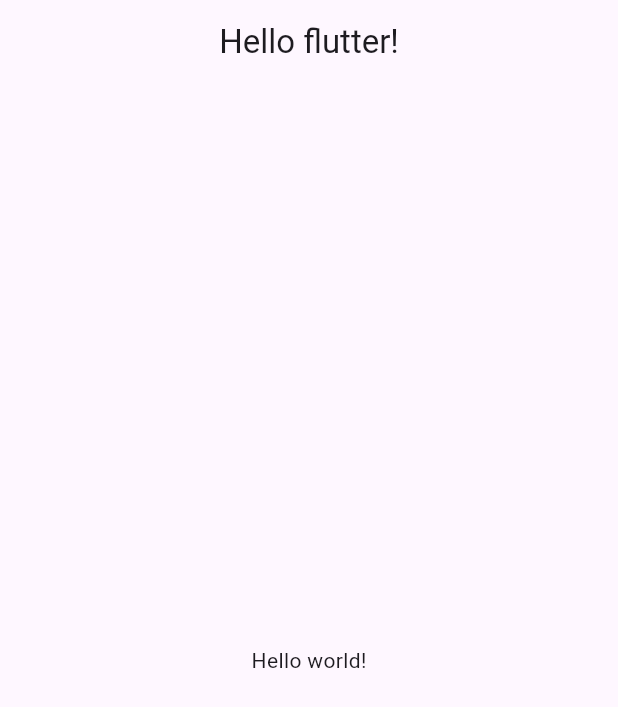
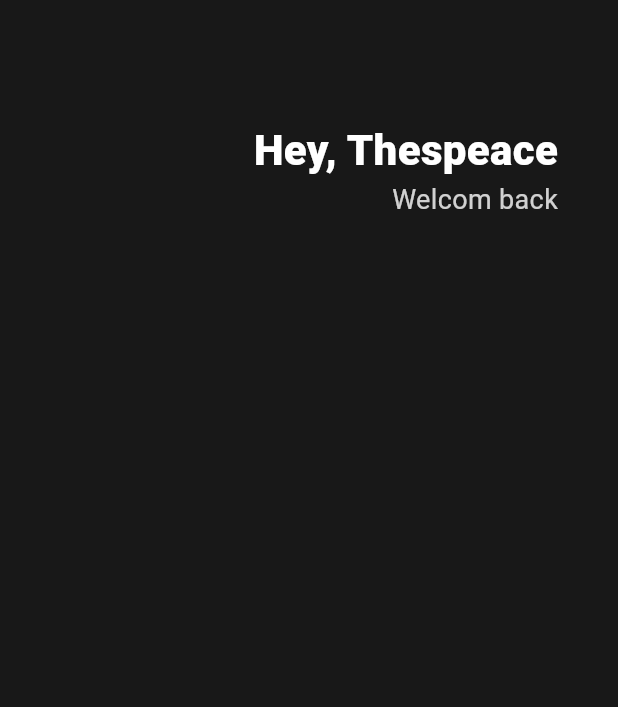
Before and after one commit to thespeace/learn_flutter_starter, a Flutter app: the screen it shows after launch, on a phone screen of 412 x 824 dp. Shown: the top 707 px of the screen. Run offline on Flutter 3.47's test engine with Material 3 defaults, Android fonts, the phone set to English and light mode, and no system bars.

Commit message:
FEAT: UI Challenge-header

```diff
--- a/lib/main.dart
+++ b/lib/main.dart
@@ -7,7 +7,14 @@
 ///  필요할 때마다 찾아서 사용하면 된다.
 ///  Widget은 flutter 관점에서는 레고블럭, 프로그래밍 관점에서는 class.
 
+class Player {
+  String? name;
+
+  Player({required this.name});
+}
+
 void main() {//dart 시작점(main Func)
+  // var thespeace = Player();
   runApp(App());
 }
 
@@ -18,14 +25,44 @@
     return MaterialApp( //root Widget은 두 개의 옵션 중 하나의 디자인 시스템(family style)을 return해야 한다.
                         //1.material(구글) 2.cupertino(애플), flutter은 구글이 만들었기 때문에 material 스타일이 더 좋다.
       home : Scaffold( //MaterialApp class의 수 많은 member 중의 하나의 property인 Scaffold(구조)는 필수적이다.
-        appBar: AppBar(
-          title: Center(
-            child: Text('Hello flutter!'),
+        backgroundColor: Color(0xFF181818),
+        body: Padding(
+          padding: EdgeInsets.symmetric(horizontal:
+          40),
+          child: Column(
+            children: [
+              SizedBox(
+                height: 80,
+              ),
+              Row(
+                mainAxisAlignment: MainAxisAlignment.
+                end,
+                children: [
+                  Column(
+                    crossAxisAlignment: CrossAxisAlignment.
+                    end,
+                    children: [
+                      Text(
+                        'Hey, Thespeace',
+                        style: TextStyle(
+                          color: Colors.white,
+                          fontSize: 28,
+                          fontWeight: FontWeight.w800,
+                        ),
+                      ),
+                      Text('Welcom back',
+                        style: TextStyle(
+                          color: Colors.white.withOpacity(0.8),
+                          fontSize: 18,
+                        ),
+                      ),
+                    ],
+                  )
+                ],
+              )
+            ],
           ),
-        ),
-        body: Center(
-          child: Text('Hello world!'),
-        ),
+        )
       ),
     );
   }
```
